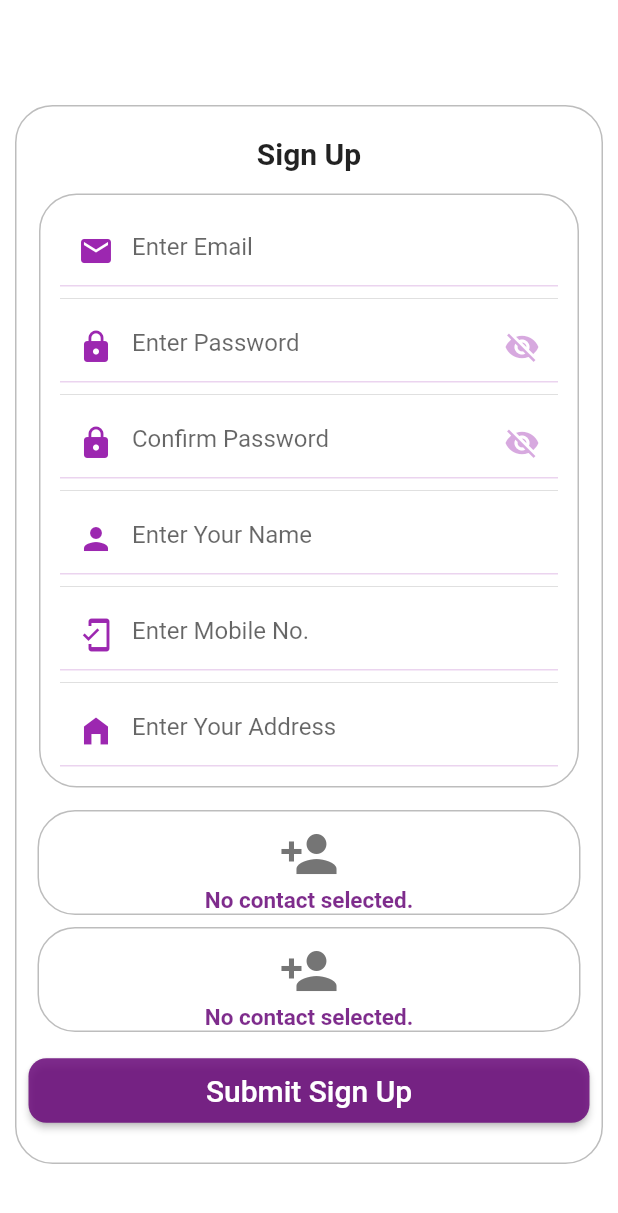
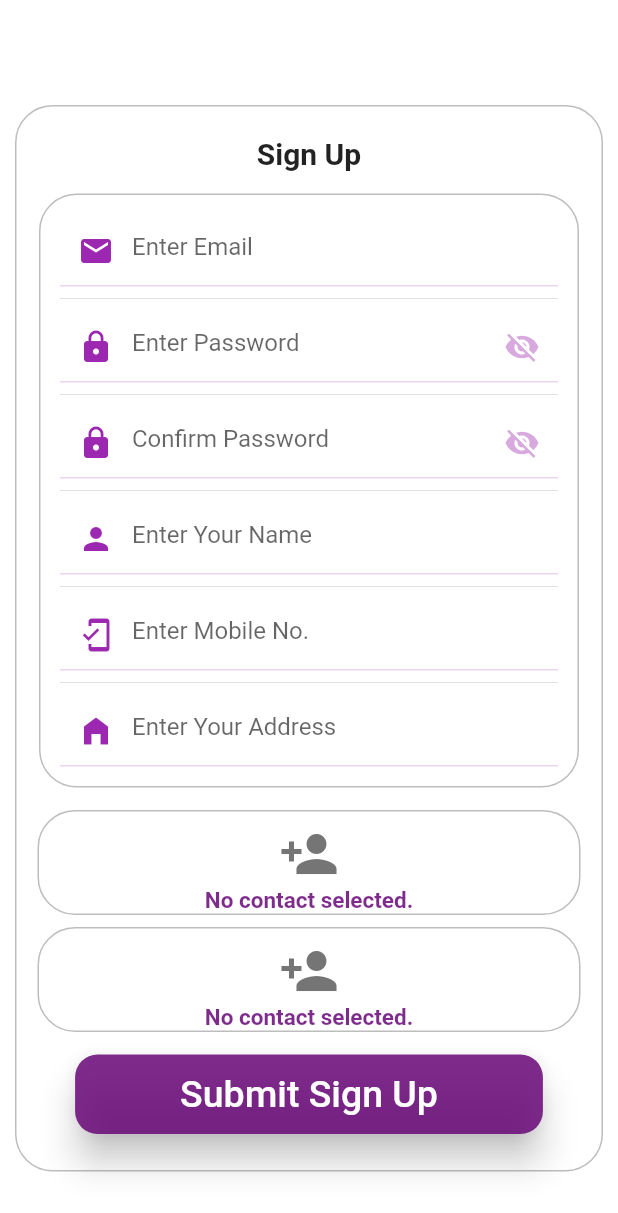
Before and after one commit to coolpepe17/gokullu, a Flutter app: the RegForm screen opened directly, on a phone screen of 412 x 824 dp. Shown: the top 1213 px of the screen. Run offline on Flutter 3.47's test engine with Material 2 defaults, Android fonts, the phone set to English and light mode, and no system bars; our stand-ins replace curved_navigation_bar, flutter_svg, shared_preferences, sqflite; missing offline and left inert: contact_picker; accounts and stored records are empty; project files that could hold a hidden picture were left out.

Commit message:
Depreceated Removed

```diff
--- a/lib/SignUp/reg.dart
+++ b/lib/SignUp/reg.dart
@@ -354,28 +354,26 @@ class _RegForm extends State<RegForm> {
                   Flexible(
                     child: Padding(
                         padding: const EdgeInsets.only(left: 8.0, right: 8.0),
-                      child: RaisedButton(
-                          shape: RoundedRectangleBorder(
-                            borderRadius: new BorderRadius.circular(12.0),
-//                    side: BorderSide(color: Colors.red)
+                        child: Center(
+                          child: ElevatedButton(
+                              child: Text(
+                                'Submit Sign Up',
+                                style: TextStyle(fontSize: 25),
                               ),
-                          child: Row(
-                            mainAxisAlignment: MainAxisAlignment.center,
-                            children: <Widget>[
-                              Text(
-                                'Submit Sign Up',
-                                style: TextStyle(fontSize: 20),
+                              style: ElevatedButton.styleFrom(
+                                elevation: 10,
+                                primary: mPrimaryTextColor,
+                                onPrimary: Colors.white,
+                                padding: EdgeInsets.fromLTRB(70, 12, 70, 12),
+                                shape: const RoundedRectangleBorder(
+                                    borderRadius:
+                                        BorderRadius.all(Radius.circular(15))),
                               ),
-                            ],
-                          ),
-                          textColor: Colors.white,
-                          color: mPrimaryColor,
-                          padding: EdgeInsets.all(10),
                               onPressed: () async {
                                 if (_formKey.currentState.validate()) {
                                   final snackBar = SnackBar(
                                     behavior: SnackBarBehavior.floating,
-                                duration: Duration(seconds: 10),
+                                    duration: Duration(seconds: 5),
                                     elevation: 10.0,
                                     backgroundColor: mPrimaryTextColor,
                                     shape: RoundedRectangleBorder(
@@ -389,7 +387,7 @@ class _RegForm extends State<RegForm> {
                                         style: TextStyle(fontSize: 15)),
                                     action: SnackBarAction(
                                       textColor: Colors.white,
-                                  label: 'Proceed to Login',
+                                      label: 'Login to Proceed',
                                       onPressed: () {
                                         // Some code to undo the change.
                                       },
@@ -422,10 +420,87 @@ class _RegForm extends State<RegForm> {
                                 //   );
                                 // }
                               }),
-                    ),
+                        )),
                   ),
                 ],
               ),
+//               Row(
+//                 children: <Widget>[
+//                   Flexible(
+//                     child: Padding(
+//                       padding: const EdgeInsets.only(left: 8.0, right: 8.0),
+//                       child: RaisedButton(
+//                           shape: RoundedRectangleBorder(
+//                             borderRadius: new BorderRadius.circular(12.0),
+// //                    side: BorderSide(color: Colors.red)
+//                           ),
+//                           child: Row(
+//                             mainAxisAlignment: MainAxisAlignment.center,
+//                             children: <Widget>[
+//                               Text(
+//                                 'Submit Sign Up',
+//                                 style: TextStyle(fontSize: 20),
+//                               ),
+//                             ],
+//                           ),
+//                           textColor: Colors.white,
+//                           color: mPrimaryColor,
+//                           padding: EdgeInsets.all(10),
+//                           onPressed: () async {
+//                             if (_formKey.currentState.validate()) {
+//                               final snackBar = SnackBar(
+//                                 behavior: SnackBarBehavior.floating,
+//                                 duration: Duration(seconds: 10),
+//                                 elevation: 10.0,
+//                                 backgroundColor: mPrimaryTextColor,
+//                                 shape: RoundedRectangleBorder(
+//                                   borderRadius: BorderRadius.circular(18),
+//                                   // side: BorderSide(
+//                                   //   color: Colors.green,
+//                                   //   width: 2,
+//                                   // ),
+//                                 ),
+//                                 content: Text('Registration Successful!',
+//                                     style: TextStyle(fontSize: 15)),
+//                                 action: SnackBarAction(
+//                                   textColor: Colors.white,
+//                                   label: 'Proceed to Login',
+//                                   onPressed: () {
+//                                     // Some code to undo the change.
+//                                   },
+//                                 ),
+//                               );
+
+//                               // Find the ScaffoldMessenger in the widget tree
+//                               // and use it to show a SnackBar.
+//                               ScaffoldMessenger.of(context)
+//                                   .showSnackBar(snackBar);
+//                               await fetchData();
+//                               // fetchData();
+//                               _setIsLogin();
+//                               Navigator.push(
+//                                 context,
+//                                 MaterialPageRoute(
+//                                     builder: (context) => MyHomePage()),
+//                               );
+//                             }
+//                             {}
+
+//                             // if (_formKey.currentState.validate()) {
+//                             //   await fetchData();
+//                             //   // fetchData();
+//                             //   _setIsLogin();
+//                             //   Navigator.push(
+//                             //     context,
+//                             //     MaterialPageRoute(
+//                             //         builder: (context) => MyHomePage()),
+//                             //   );
+//                             // }
+// //                           }),
+//                     ),
+//                   ),
+//                 ],
+//               ),
             ],
           ),
         ),
@@ -448,14 +523,14 @@ class _RegForm extends State<RegForm> {
         "trekkerMobile": "${_mobileTextController.text}",
         "trekkerGender": " ",
         "trekkerAddress": "${_addressTextController.text}",
-        "emergencyContact1": '9999999999',
-        "emergencyName1": 'contact1name',
-        "emergencyContact2": '1111111111',
-        "emergencyName2": 'contact2name',
-        // "emergencyContact1": contact1phoneno,
-        // "emergencyName1": contact1name,
-        // "emergencyContact2": contact2phoneno,
-        // "emergencyName2": contact2name,
+        // "emergencyContact1": '9999999999',
+        // "emergencyName1": 'contact1name',
+        // "emergencyContact2": '1111111111',
+        // "emergencyName2": 'contact2name',
+        "emergencyContact1": contact1phoneno,
+        "emergencyName1": contact1name,
+        "emergencyContact2": contact2phoneno,
+        "emergencyName2": contact2name,
         "loggedIn": "N",
         "idDeleted": "N"
       });
--- a/pubspec.yaml
+++ b/pubspec.yaml
@@ -36,6 +36,7 @@ dependencies:
   http: ^0.12.2
   change_app_package_name: ^0.1.2
   contact_picker: ^0.0.2
+
 
 
 
```
Also changed, not shown: lib/SignIn/signin.dart (+14 -31 lines), pubspec.lock. Lines whose indentation alone changed are shown as unchanged.
